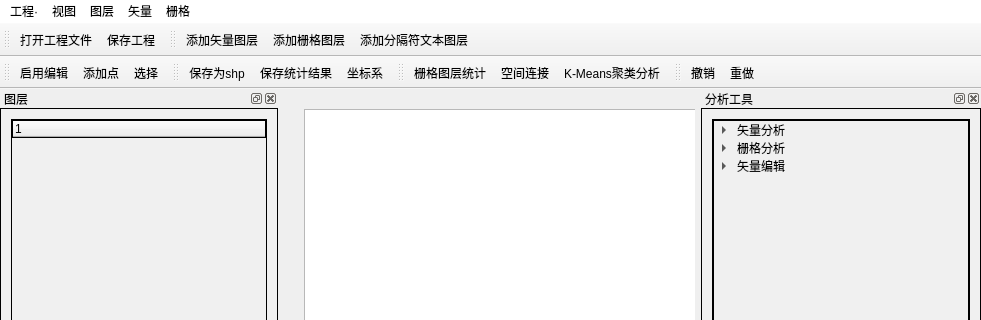
Before: the Qt Designer form SearchJourney/MainWidget.ui in clydesanchez/SearchJourney, drawn with Qt 5; both pictures show x 0 to 981 and y 0 to 320 of the 981 by 667 pixel window.
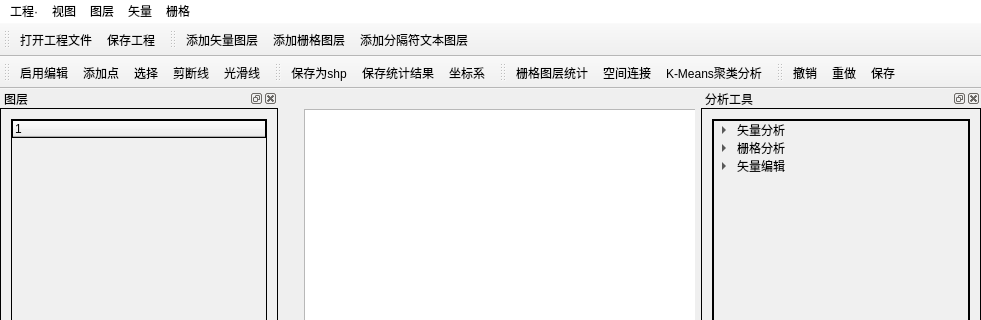
After: the same form once the commit is applied. Icons and pictures are not drawn. Custom widgets are drawn as their Qt base class.

Patch:
```diff
--- a/SearchJourney/MainWidget.ui
+++ b/SearchJourney/MainWidget.ui
@@ -356,6 +356,8 @@
    <addaction name="ctrlEditableAction"/>
    <addaction name="ctrlAddPointAction"/>
    <addaction name="ctralSelectAction"/>
+   <addaction name="ctrlCutLineAction"/>
+   <addaction name="ctrlSmoothLineAction"/>
   </widget>
   <widget class="QToolBar" name="toolBar_3">
    <property name="windowTitle">
@@ -403,6 +405,7 @@
    </attribute>
    <addaction name="ctrlUndoAction"/>
    <addaction name="ctrlRedoAction"/>
+   <addaction name="ctrlSaveEditAction"/>
   </widget>
   <action name="ctrlOpenVectorAction">
    <property name="icon">
@@ -551,6 +554,30 @@
     <enum>QAction::NoRole</enum>
    </property>
   </action>
+  <action name="ctrlSaveEditAction">
+   <property name="text">
+    <string>保存</string>
+   </property>
+   <property name="menuRole">
+    <enum>QAction::NoRole</enum>
+   </property>
+  </action>
+  <action name="ctrlCutLineAction">
+   <property name="text">
+    <string>剪断线</string>
+   </property>
+   <property name="menuRole">
+    <enum>QAction::NoRole</enum>
+   </property>
+  </action>
+  <action name="ctrlSmoothLineAction">
+   <property name="text">
+    <string>光滑线</string>
+   </property>
+   <property name="menuRole">
+    <enum>QAction::NoRole</enum>
+   </property>
+  </action>
  </widget>
  <layoutdefault spacing="6" margin="11"/>
  <customwidgets>
```
